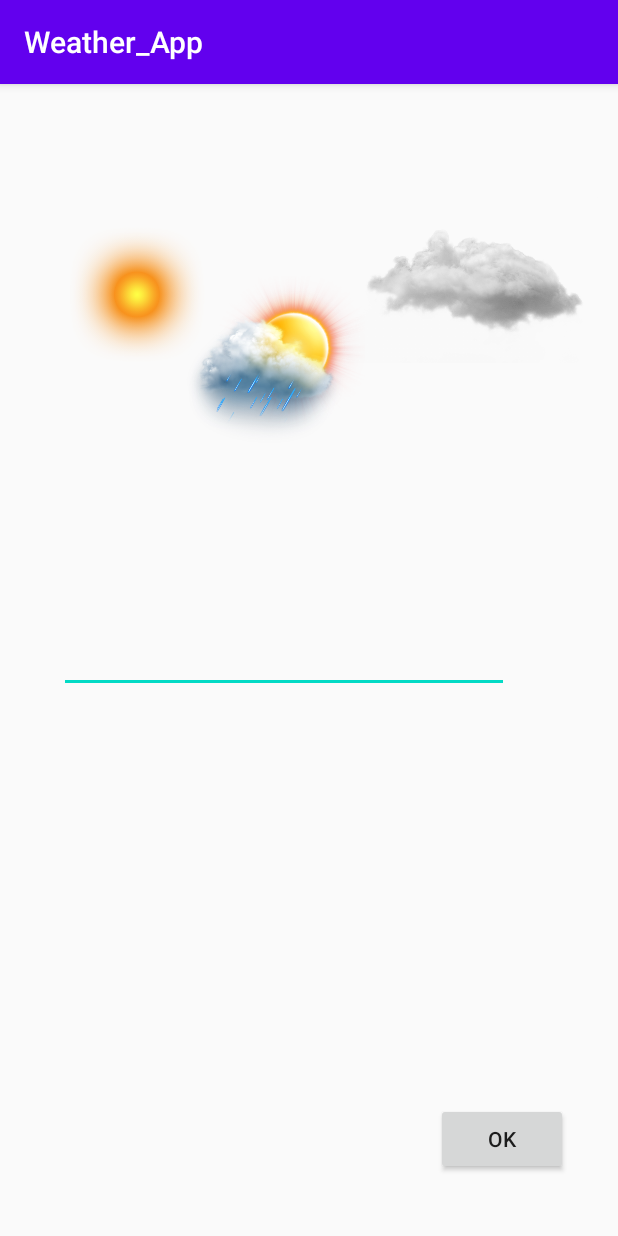
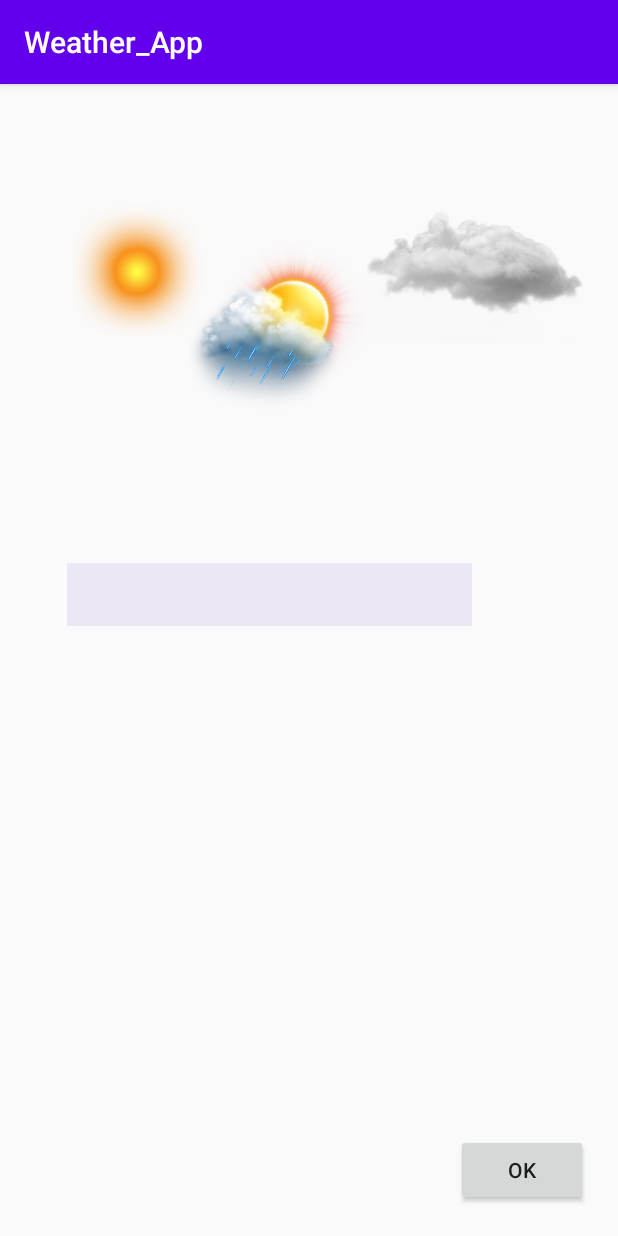
Before and after one commit to sharif-dev/Bone-Weather-Repo, an Android app: the screen it shows after launch (MainActivity), on a phone screen of 412 x 824 dp. Run offline under Robolectric (Android 15) with nearby library versions, the phone set to English and light mode, and no system bars; our stand-ins replace Volley.

Commit message:
autocomplete done

```diff
--- a/app/src/main/res/layout/activity_main.xml
+++ b/app/src/main/res/layout/activity_main.xml
@@ -18,16 +18,22 @@
         app:layout_constraintVertical_bias="0.283"
         app:srcCompat="@drawable/cloud" />
 
+
     <AutoCompleteTextView
         android:id="@+id/select_city_text_view"
-        android:layout_width="300dp"
-        android:layout_height="43dp"
+        android:layout_width="270dp"
+        android:layout_height="42dp"
+        android:layout_marginLeft="20dp"
+        android:background="@color/autoComplete"
+        android:dropDownSelector="@color/autoComplete"
         android:gravity="center"
         app:layout_constraintBottom_toBottomOf="parent"
-        app:layout_constraintEnd_toEndOf="parent"
-        app:layout_constraintHorizontal_bias="0.351"
+        app:layout_constraintEnd_toStartOf="@id/city_progress"
+        app:layout_constraintHorizontal_bias="0.0"
         app:layout_constraintStart_toStartOf="parent"
-        app:layout_constraintTop_toTopOf="parent" />
+        app:layout_constraintTop_toTopOf="parent"
+        app:layout_constraintVertical_bias="0.44"
+        android:foregroundGravity="left"/>
 
     <ProgressBar
         android:id="@+id/city_progress"
@@ -35,11 +41,13 @@
         android:layout_height="wrap_content"
         android:indeterminate="true"
         android:visibility="invisible"
-        app:layout_constraintBottom_toBottomOf="parent"
+        app:layout_constraintBottom_toBottomOf="@+id/select_city_text_view"
         app:layout_constraintEnd_toEndOf="parent"
+        app:layout_constraintHorizontal_bias="0.388"
         app:layout_constraintStart_toEndOf="@+id/select_city_text_view"
-        app:layout_constraintTop_toTopOf="parent" />
-
+        app:layout_constraintTop_toTopOf="@+id/select_city_text_view"
+        app:layout_constraintVertical_bias="0.189"
+        android:textDirection="ltr"/>
 
     <ImageView
         android:id="@+id/imageView2"
@@ -69,12 +77,13 @@
         android:id="@+id/city_button"
         android:layout_width="wrap_content"
         android:layout_height="wrap_content"
+        android:layout_margin="20dp"
         android:text="@string/select_city_bottom"
         app:layout_constraintBottom_toBottomOf="parent"
         app:layout_constraintEnd_toEndOf="parent"
-        app:layout_constraintHorizontal_bias="0.897"
+        app:layout_constraintHorizontal_bias="1.0"
         app:layout_constraintStart_toStartOf="parent"
         app:layout_constraintTop_toBottomOf="@+id/select_city_text_view"
-        app:layout_constraintVertical_bias="0.871" />
+        app:layout_constraintVertical_bias="1.0" />
 
 </androidx.constraintlayout.widget.ConstraintLayout>
--- a/app/src/main/res/values/colors.xml
+++ b/app/src/main/res/values/colors.xml
@@ -3,4 +3,6 @@
     <color name="colorPrimary">#6200EE</color>
     <color name="colorPrimaryDark">#3700B3</color>
     <color name="colorAccent">#03DAC5</color>
+    <color name="autoCompleteDropDown">#1A673AB7</color>
+    <color name="autoComplete">#1A673AB7</color>
 </resources>
```
Also changed, not shown: app/src/main/java/com/example/weather_app/MainActivity.java (+6 -4 lines), app/src/main/res/layout/city_adapter.xml (+24 -8 lines).
